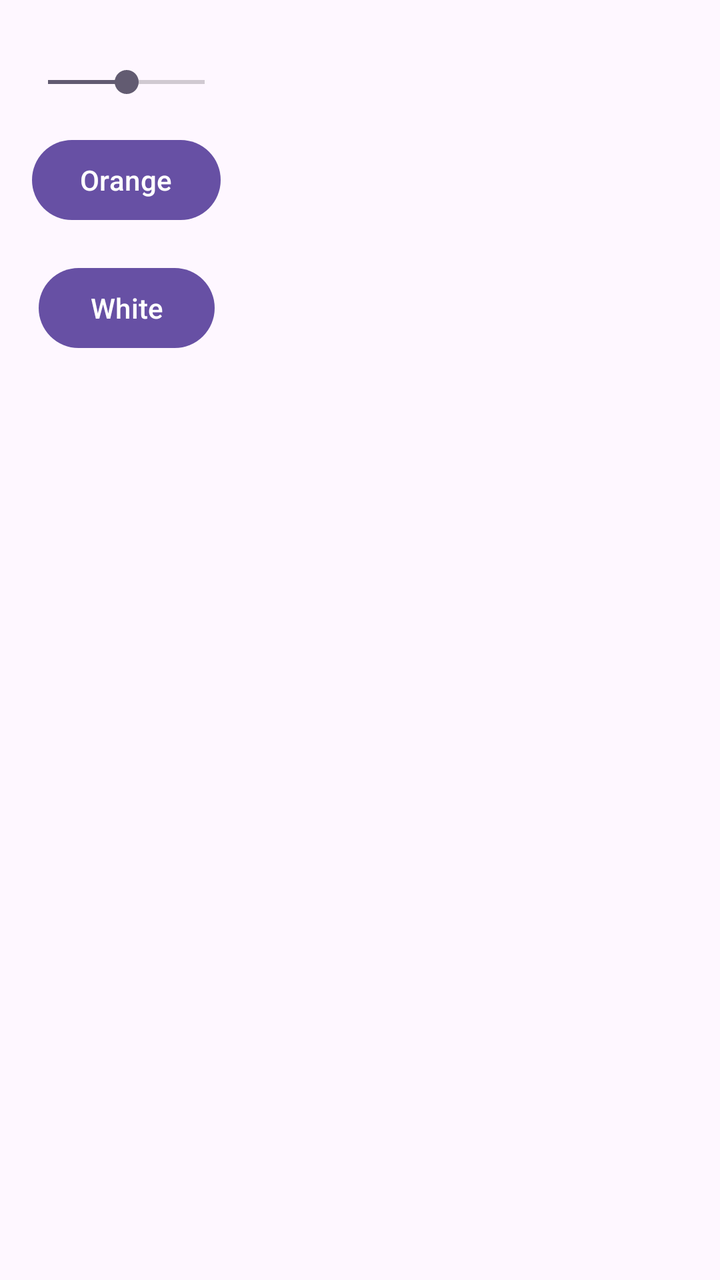
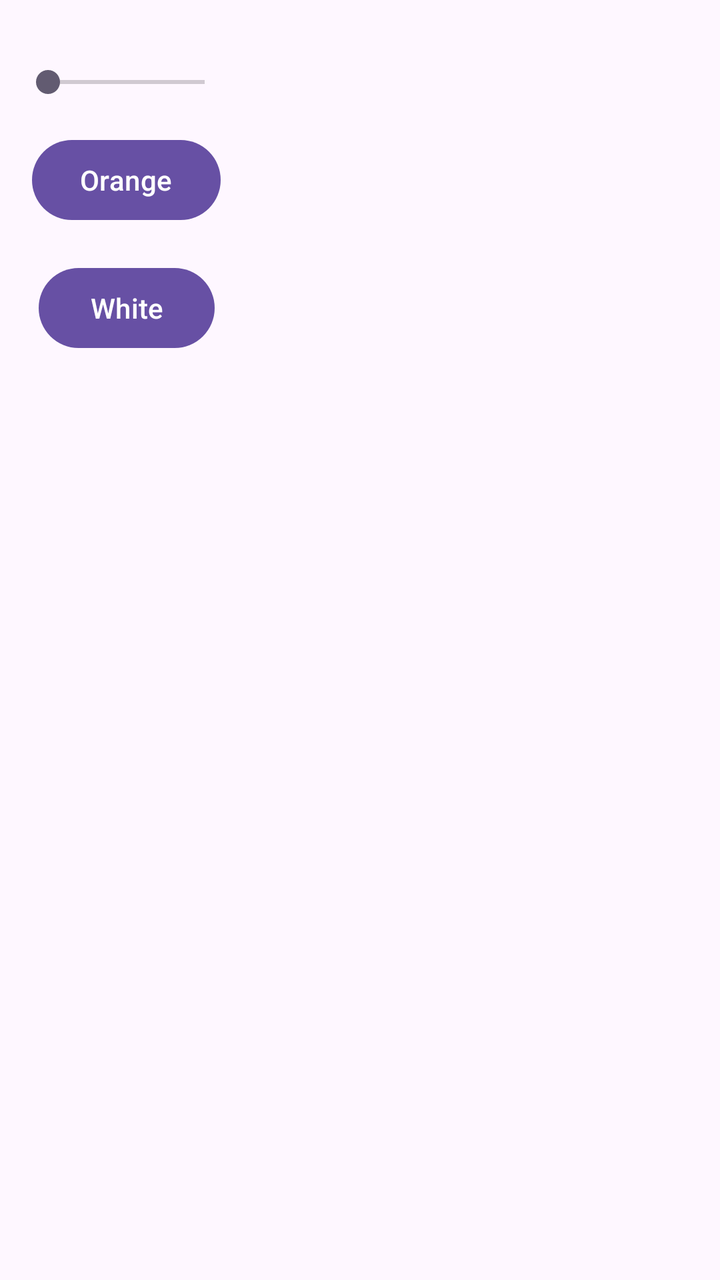

The first picture is an Android layout as it rendered before a commit; the second is the same layout after the commit. The layout source and the unified diff follow.
<!-- AndroidManifest.xml: application theme Theme.Lab6 -->
<!-- res/layout/activity_main.xml -->
<?xml version="1.0" encoding="utf-8"?>
<androidx.constraintlayout.widget.ConstraintLayout xmlns:android="http://schemas.android.com/apk/res/android"
    xmlns:app="http://schemas.android.com/apk/res-auto"
    xmlns:tools="http://schemas.android.com/tools"
    android:id="@+id/main"
    android:layout_width="match_parent"
    android:layout_height="match_parent"
    tools:context=".MainActivity">

    <androidx.constraintlayout.widget.ConstraintLayout
        android:id="@+id/menuLayout"
        android:layout_width="wrap_content"
        android:layout_height="wrap_content"
        app:layout_constraintStart_toStartOf="parent"
        app:layout_constraintTop_toTopOf="parent">

        <SeekBar
            android:id="@+id/lightSeekBar"
            android:layout_width="0dp"
            android:layout_height="wrap_content"
            android:layout_marginStart="8dp"
            android:layout_marginTop="32dp"
            android:layout_marginEnd="8dp"
            android:progress="50"
            app:layout_constraintEnd_toEndOf="parent"
            app:layout_constraintStart_toStartOf="parent"
            app:layout_constraintTop_toTopOf="parent" />

        <Button
            android:id="@+id/lightOrangeButton"
            android:layout_width="wrap_content"
            android:layout_height="wrap_content"
            android:layout_marginStart="16dp"
            android:layout_marginTop="16dp"
            android:layout_marginEnd="16dp"
            android:text="Orange"
            app:layout_constraintEnd_toEndOf="parent"
            app:layout_constraintStart_toStartOf="parent"
            app:layout_constraintTop_toBottomOf="@+id/lightSeekBar" />

        <Button
            android:id="@+id/lightWhiteButton"
            android:layout_width="wrap_content"
            android:layout_height="wrap_content"
            android:layout_marginStart="16dp"
            android:layout_marginTop="16dp"
            android:layout_marginEnd="16dp"
            android:text="White"
            app:layout_constraintEnd_toEndOf="parent"
            app:layout_constraintStart_toStartOf="parent"
            app:layout_constraintTop_toBottomOf="@+id/lightOrangeButton" />

    </androidx.constraintlayout.widget.ConstraintLayout>

    <FrameLayout
        android:id="@+id/containerLayout"
        android:layout_width="0dp"
        android:layout_height="0dp"
        app:layout_constraintBottom_toBottomOf="parent"
        app:layout_constraintEnd_toEndOf="parent"
        app:layout_constraintStart_toEndOf="@+id/menuLayout"
        app:layout_constraintTop_toTopOf="parent" />

</androidx.constraintlayout.widget.ConstraintLayout>
<!-- resources referenced by this layout -->
<resources>
  <style name="Theme.Lab6" parent="Base.Theme.Lab6" />
  <style name="Base.Theme.Lab6" parent="Theme.Material3.DayNight.NoActionBar">
          
          
      </style>
</resources>

<!-- the commit's change to res/layout/activity_main.xml (unified diff, before → after) -->
@@ -1,4 +1,3 @@
-<?xml version="1.0" encoding="utf-8"?>
 <androidx.constraintlayout.widget.ConstraintLayout xmlns:android="http://schemas.android.com/apk/res/android"
     xmlns:app="http://schemas.android.com/apk/res-auto"
     xmlns:tools="http://schemas.android.com/tools"
@@ -11,6 +10,9 @@
         android:id="@+id/menuLayout"
         android:layout_width="wrap_content"
         android:layout_height="wrap_content"
+        android:layout_alignParentLeft="true"
+        android:layout_alignParentTop="true"
+        android:orientation="vertical"
         app:layout_constraintStart_toStartOf="parent"
         app:layout_constraintTop_toTopOf="parent">
 
@@ -18,47 +20,56 @@
             android:id="@+id/lightSeekBar"
             android:layout_width="0dp"
             android:layout_height="wrap_content"
-            android:layout_marginStart="8dp"
+            android:layout_marginLeft="8dp"
             android:layout_marginTop="32dp"
-            android:layout_marginEnd="8dp"
-            android:progress="50"
-            app:layout_constraintEnd_toEndOf="parent"
-            app:layout_constraintStart_toStartOf="parent"
+            android:layout_marginRight="8dp"
+            app:layout_constraintLeft_toLeftOf="parent"
+            app:layout_constraintRight_toRightOf="parent"
             app:layout_constraintTop_toTopOf="parent" />
 
         <Button
             android:id="@+id/lightOrangeButton"
             android:layout_width="wrap_content"
             android:layout_height="wrap_content"
-            android:layout_marginStart="16dp"
+            android:layout_marginLeft="16dp"
             android:layout_marginTop="16dp"
-            android:layout_marginEnd="16dp"
+            android:layout_marginRight="16dp"
             android:text="Orange"
-            app:layout_constraintEnd_toEndOf="parent"
-            app:layout_constraintStart_toStartOf="parent"
+            app:layout_constraintLeft_toLeftOf="parent"
+            app:layout_constraintRight_toRightOf="parent"
             app:layout_constraintTop_toBottomOf="@+id/lightSeekBar" />
 
         <Button
             android:id="@+id/lightWhiteButton"
             android:layout_width="wrap_content"
             android:layout_height="wrap_content"
-            android:layout_marginStart="16dp"
+            android:layout_marginLeft="16dp"
             android:layout_marginTop="16dp"
-            android:layout_marginEnd="16dp"
+            android:layout_marginRight="16dp"
             android:text="White"
-            app:layout_constraintEnd_toEndOf="parent"
-            app:layout_constraintStart_toStartOf="parent"
+            app:layout_constraintLeft_toLeftOf="parent"
+            app:layout_constraintRight_toRightOf="parent"
             app:layout_constraintTop_toBottomOf="@+id/lightOrangeButton" />
 
     </androidx.constraintlayout.widget.ConstraintLayout>
 
-    <FrameLayout
+    <RelativeLayout
         android:id="@+id/containerLayout"
         android:layout_width="0dp"
         android:layout_height="0dp"
+        android:layout_alignParentTop="true"
+        android:layout_alignParentRight="true"
+        android:layout_alignParentBottom="true"
+        android:layout_toRightOf="@+id/menuLayout"
         app:layout_constraintBottom_toBottomOf="parent"
         app:layout_constraintEnd_toEndOf="parent"
         app:layout_constraintStart_toEndOf="@+id/menuLayout"
-        app:layout_constraintTop_toTopOf="parent" />
+        app:layout_constraintTop_toTopOf="parent">
+
+        <View
+            android:id="@+id/tempView"
+            android:layout_width="wrap_content"
+            android:layout_height="wrap_content" />
+    </RelativeLayout>
 
 </androidx.constraintlayout.widget.ConstraintLayout>
